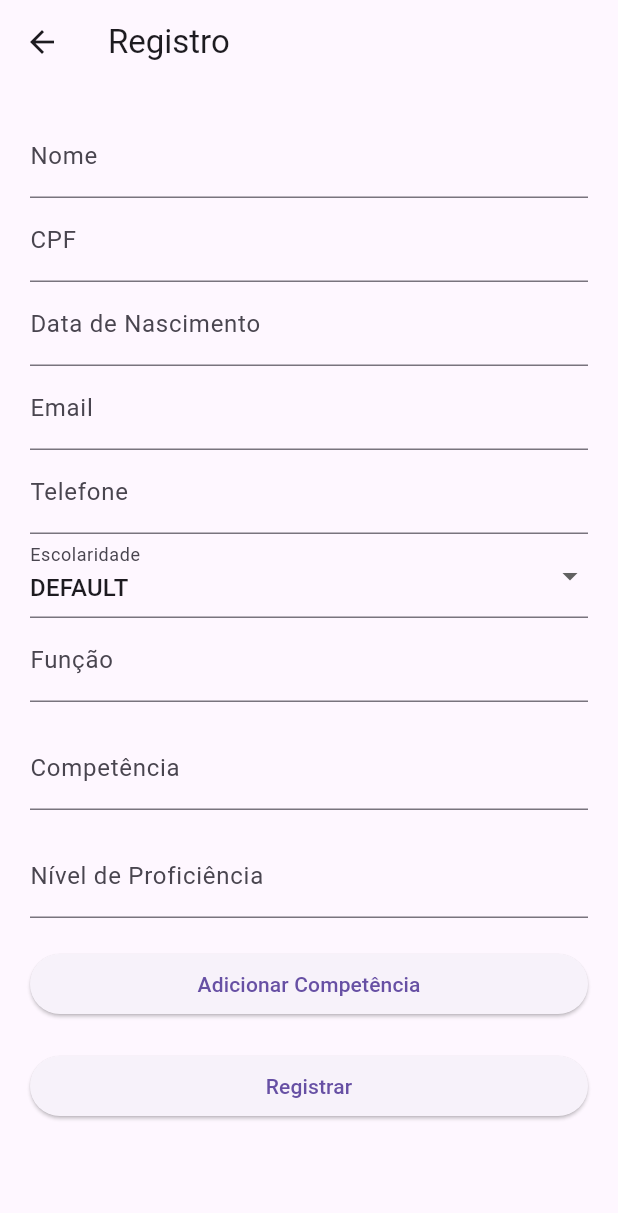
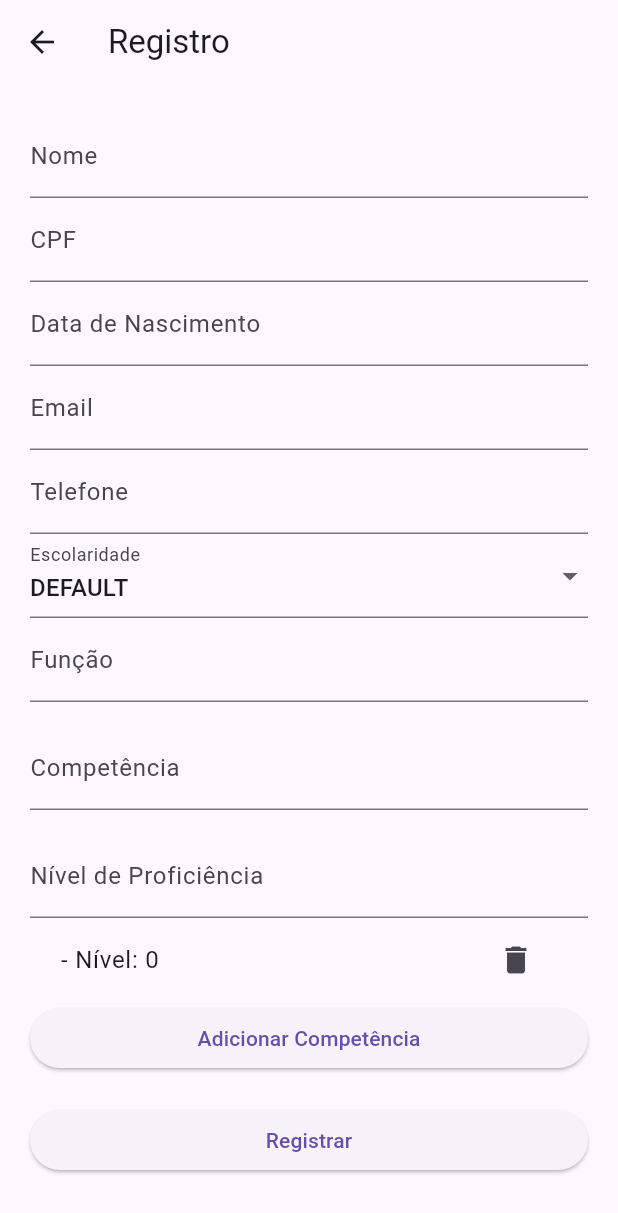
Before and after one commit to daviroquedev/curriculos_project, a Flutter app: the RegisterPage screen opened by its route, after a tap on "Adicionar Competência", on a phone screen of 412 x 824 dp. Shown: the top 1213 px of the screen. Run offline on Flutter 3.47's test engine with Material 3 defaults, Android fonts, the phone set to English and light mode, and no system bars; our stand-ins replace dio, fl_chart, flutter_mobx, flutter_modular, flutter_secure_storage, jwt_decoder and 2 more; accounts and stored records are empty; generated files the repository leaves out were written again.

Commit message:
fix: competencias render when add for user

```diff
--- a/lib/modules/auth/module/auth_module.dart
+++ b/lib/modules/auth/module/auth_module.dart
@@ -12,6 +12,7 @@ import 'package:flutter_secure_storage/flutter_secure_storage.dart';
 
 import '../../usuarios/controller/CandidatoController.dart';
 import '../../auth/view/RegisterPage.dart';
+import '../store/register_store.dart';
 
 // responsavel pela rota e pela sistema de injeção de depedencias
 class AuthModule extends Module {
@@ -22,6 +23,7 @@ class AuthModule extends Module {
     i.addInstance(Dio());
     i.addSingleton(RegisterService.new);
     i.addSingleton(RegisterController.new);
+    i.addSingleton(RegisterStore.new);
     i.addSingleton(LoginService.new);
     i.addSingleton(FlutterSecureStorage.new);
     i.addSingleton(AuthService.new);
--- a/lib/modules/auth/store/register_store.dart
+++ b/lib/modules/auth/store/register_store.dart
@@ -30,8 +30,7 @@ abstract class _RegisterStore with Store {
   String funcao = '';
 
   @observable
-  List<Competencia> competencias =
-      []; // Alteração do tipo de dados para lista de Competencia
+  ObservableList<Competencia> competencias = ObservableList();
 
   @action
   void setNome(String value) {
@@ -48,6 +47,8 @@ abstract class _RegisterStore with Store {
       {required String competencia, required int nivelProficiencia}) {
     competencias.add(Competencia(
         competencia: competencia, nivelProficiencia: nivelProficiencia));
+    // Chame setCompetencias sempre que houver uma alteração na lista
+    setCompetencias(competencias.toList());
   }
 
   @action
@@ -78,7 +79,8 @@ abstract class _RegisterStore with Store {
   @action
   void setCompetencias(List<Competencia> value) {
     // Alteração do tipo de parâmetro
-    competencias = value;
+    competencias.clear();
+    competencias.addAll(value);
   }
 
   RegisterFormDataModel toFormDataModel() {
@@ -90,7 +92,7 @@ abstract class _RegisterStore with Store {
       telefone: telefone,
       escolaridade: escolaridade,
       funcao: funcao,
-      competencias: competencias,
+      competencias: competencias.toList(), // Convertendo para uma lista normal
     );
   }
 }
--- a/lib/modules/auth/view/RegisterPage.dart
+++ b/lib/modules/auth/view/RegisterPage.dart
@@ -2,13 +2,12 @@ import 'package:flutter/material.dart';
 import 'package:flutter_mobx/flutter_mobx.dart';
 import 'package:flutter_modular/flutter_modular.dart';
 import 'package:mask_text_input_formatter/mask_text_input_formatter.dart';
-
 import '../controller/RegisterController.dart';
 import '../store/register_store.dart';
 
 class RegisterPage extends StatelessWidget {
   final RegisterController _controller = Modular.get<RegisterController>();
-  final RegisterStore _registerStore = RegisterStore();
+  final RegisterStore _registerStore = Modular.get<RegisterStore>();
   final TextEditingController _competenciaController = TextEditingController();
   final TextEditingController _nivelController = TextEditingController();
 
@@ -110,18 +109,36 @@ class RegisterPage extends StatelessWidget {
               decoration:
                   const InputDecoration(labelText: 'Nível de Proficiência'),
             ),
-            const SizedBox(height: 20),
-            ElevatedButton(
+            Observer(
+              builder: (_) => Column(
+                children:
+                    _registerStore.competencias.asMap().entries.map((entry) {
+                  return ListTile(
+                    title: Text(
+                      '${entry.value.competencia} - Nível: ${entry.value.nivelProficiencia}',
+                    ),
+                    trailing: IconButton(
+                      icon: Icon(Icons.delete),
+                      onPressed: () {
+                        _registerStore.competencias.removeAt(entry.key);
+                      },
+                    ),
+                  );
+                }).toList(),
+              ),
+            ),
+            Observer(
+              builder: (_) => ElevatedButton(
                 onPressed: () {
                   _registerStore.addCompetencia(
                     competencia: _competenciaController.text,
                     nivelProficiencia: int.tryParse(_nivelController.text) ?? 0,
                   );
-
                   _competenciaController.clear();
                   _nivelController.clear();
                 },
                 child: const Text('Adicionar Competência'),
+              ),
             ),
             const SizedBox(height: 20),
             ElevatedButton(
```
Also changed, not shown: lib/modules/usuarios/store/candidatos_store.dart (+8 -1 lines), lib/modules/usuarios/view/simple_user_view/UserPerfilPage.dart (+21 -12 lines), lib/modules/auth/store/register_store.g.dart, lib/modules/usuarios/store/candidatos_store.g.dart. Lines whose indentation alone changed are shown as unchanged.
